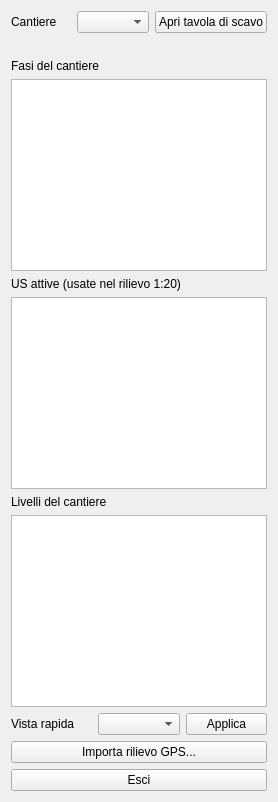
First picture: the form in matrice_qgis_plugin/ui/main_dock.ui, repository tsaccone85-spec/Matrice, before the edit.
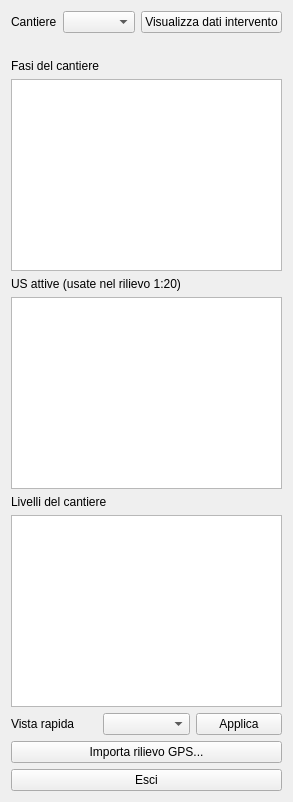
Second picture: the form after the edit.

Commit message:
Rinomina pulsante "Apri tavola di scavo" in "Visualizza dati intervento"
Claude-Session: https://claude.ai/code/session_01VfHseBt9FaP6xa5et2DVne

Patch:
```diff
--- a/matrice_qgis_plugin/ui/main_dock.ui
+++ b/matrice_qgis_plugin/ui/main_dock.ui
@@ -18,7 +18,7 @@
      <item>
       <widget class="QPushButton" name="apriTavolaButton">
        <property name="text">
-        <string>Apri tavola di scavo</string>
+        <string>Visualizza dati intervento</string>
        </property>
       </widget>
      </item>
```
